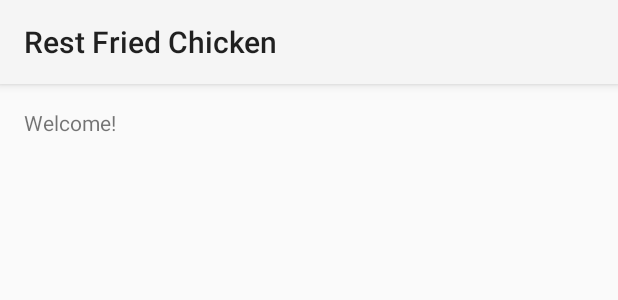
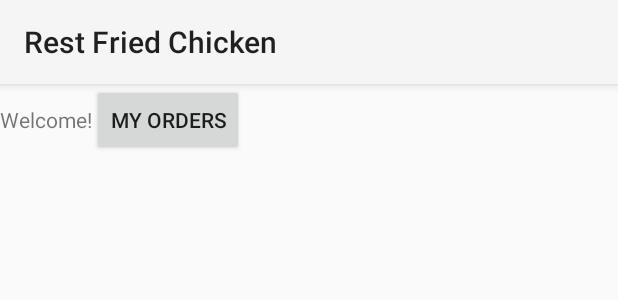
Before and after one commit to Hippoom/restfriedchicken-android, an Android app: the layout activity_main.xml on its own in the app's theme, with its tools: preview values and no code run, on a phone screen of 412 x 824 dp. Shown: the top 300 px of the screen. Run offline under Robolectric (Android 15) with nearby library versions, the phone set to English and light mode, and no system bars.

Commit message:
Show My Orders button on main screen. #1

```diff
--- a/app/src/main/res/layout/activity_main.xml
+++ b/app/src/main/res/layout/activity_main.xml
@@ -1,11 +1,17 @@
-<RelativeLayout xmlns:android="http://schemas.android.com/apk/res/android"
-    xmlns:tools="http://schemas.android.com/tools" android:layout_width="match_parent"
-    android:layout_height="match_parent" android:paddingLeft="@dimen/activity_horizontal_margin"
-    android:paddingRight="@dimen/activity_horizontal_margin"
-    android:paddingTop="@dimen/activity_vertical_margin"
-    android:paddingBottom="@dimen/activity_vertical_margin" tools:context=".MainActivity">
+<LinearLayout xmlns:android="http://schemas.android.com/apk/res/android"
+    xmlns:tools="http://schemas.android.com/tools"
+    android:layout_width="match_parent"
+    android:layout_height="match_parent"
+    android:orientation="horizontal">
 
-    <TextView android:text="@string/welcome" android:layout_width="wrap_content"
-        android:layout_height="wrap_content" />
+    <TextView
+        android:layout_width="wrap_content"
+        android:layout_height="wrap_content"
+        android:text="@string/welcome" />
 
-</RelativeLayout>
+    <Button
+        android:layout_width="wrap_content"
+        android:layout_height="wrap_content"
+        android:text="@string/my_orders" />
+
+</LinearLayout>
--- a/app/src/main/res/values/strings.xml
+++ b/app/src/main/res/values/strings.xml
@@ -4,4 +4,6 @@
     <string name="welcome">Welcome!</string>
 
     <string name="action_settings">Settings</string>
+
+    <string name="my_orders">My Orders</string>
 </resources>
```
Also changed, not shown: 1 other file.
